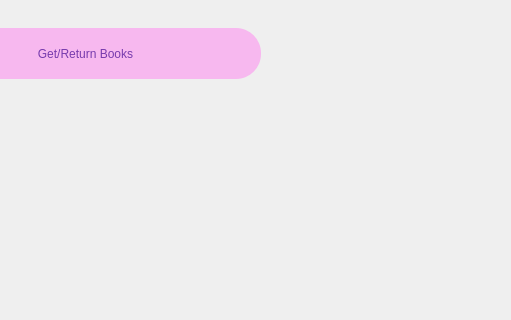
Above: userdashboard.ui from audrina-ebrahimi/Library before the change; both pictures show x 630 to 1141 and y 442 to 762 of the 1296 by 762 pixel window. Below: the same form after it.
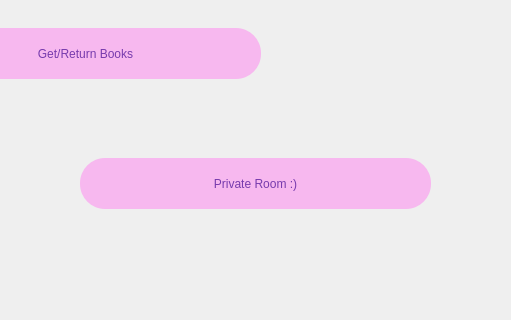
That is the form after the change. Icons and pictures are not drawn.

```diff
--- a/userdashboard.ui
+++ b/userdashboard.ui
@@ -151,6 +151,22 @@
      <string>Log out</string>
     </property>
    </widget>
+   <widget class="QPushButton" name="pushButton">
+    <property name="geometry">
+     <rect>
+      <x>710</x>
+      <y>600</y>
+      <width>351</width>
+      <height>51</height>
+     </rect>
+    </property>
+    <property name="cursor">
+     <cursorShape>PointingHandCursor</cursorShape>
+    </property>
+    <property name="text">
+     <string>Private Room :)</string>
+    </property>
+   </widget>
   </widget>
  </widget>
  <resources>
```
Left out of the diff: 15 changed lines with no effect on the pictures.
